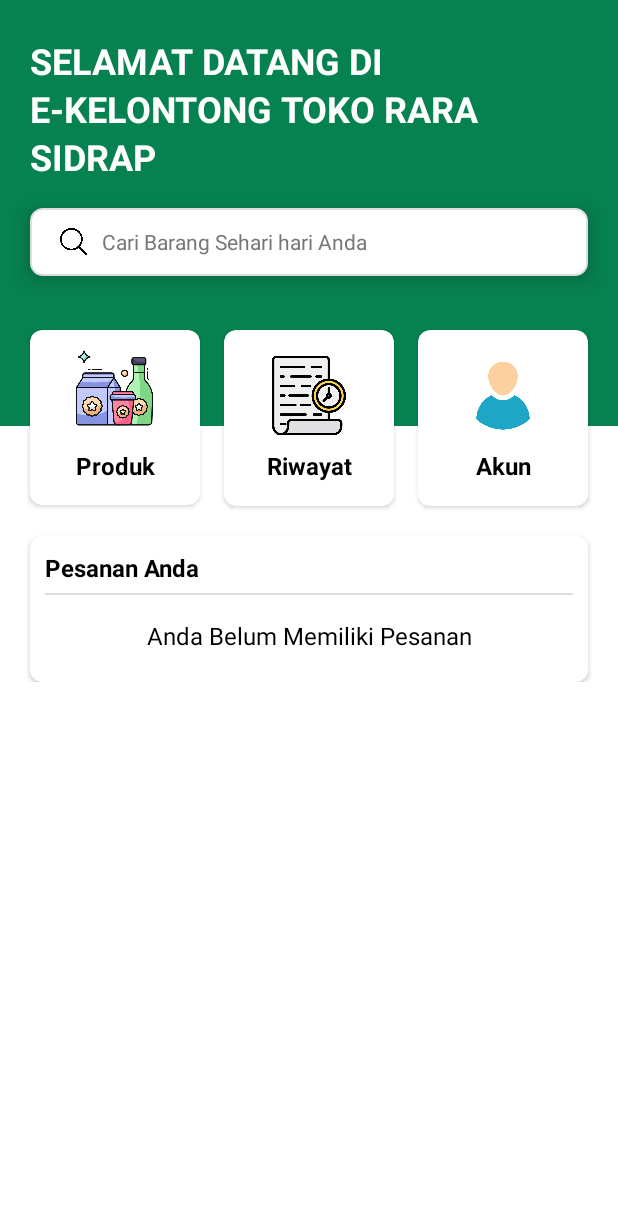
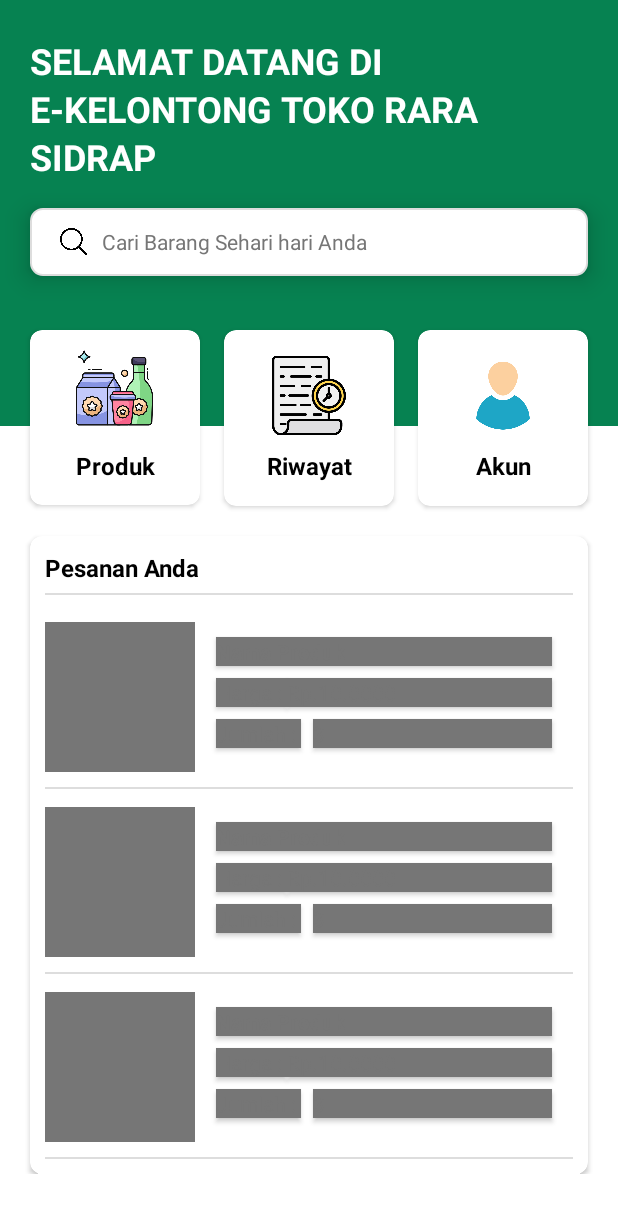
Before and after one commit to MunMunDev/E-Kalontong, an Android app: the layout fragment_home.xml on its own in the app's theme, with its tools: preview values and no code run, on a phone screen of 412 x 824 dp. Shown: the top 1213 px of the screen. Run offline under Robolectric (Android 15) with nearby library versions, the phone set to English and light mode, and no system bars.

Commit message:
commit add shimmer in home fragment

```diff
--- a/app/src/main/java/com/abcd/e_kalontong/ui/fragment/user/home/HomeFragment.kt
+++ b/app/src/main/java/com/abcd/e_kalontong/ui/fragment/user/home/HomeFragment.kt
@@ -4,6 +4,8 @@ import android.app.Activity
 import android.content.Context
 import android.content.Intent
 import android.os.Bundle
+import android.os.Handler
+import android.os.Looper
 import android.util.Log
 import androidx.fragment.app.Fragment
 import android.view.LayoutInflater
@@ -69,8 +71,18 @@ class HomeFragment : Fragment() {
         getPesanan()
         getDeletePesanan()
         getUpdatePesanan()
+        setSwipeRefreshLayout()
 
         return binding.root
+    }
+
+    private fun setSwipeRefreshLayout() {
+        binding.swipeRefresh.setOnRefreshListener {
+            Handler(Looper.getMainLooper()).postDelayed({
+                binding.swipeRefresh.isRefreshing = false
+                fetchPesanan()
+            }, 1500)
+        }
     }
 
     private fun setSharedPreferencesLogin() {
@@ -107,7 +119,7 @@ class HomeFragment : Fragment() {
     private fun getPesanan() {
         viewModel.getPesanan().observe(contextLifecycleOwner){result->
             when(result){
-                is UIState.Loading-> {}
+                is UIState.Loading-> setStartShimmerProduk()
                 is UIState.Failure-> setFailureFetchPesanan(result.message)
                 is UIState.Success-> setSuccessFetchPesanan(result.data)
             }
@@ -127,7 +139,6 @@ class HomeFragment : Fragment() {
 
             listPesanan = data
         } else{
-//            Toast.makeText(context, "Tidak ada data", Toast.LENGTH_SHORT).show()
             setNoHaveData()
         }
     }
@@ -333,6 +344,7 @@ class HomeFragment : Fragment() {
             btnPesan.visibility = View.GONE
 
             tvNotHavePesanan.visibility = View.VISIBLE
+            setStopShimmerProduk()
         }
     }
 
@@ -342,6 +354,25 @@ class HomeFragment : Fragment() {
             btnPesan.visibility = View.VISIBLE
 
             tvNotHavePesanan.visibility = View.GONE
+            setStopShimmerProduk()
+        }
+    }
+
+
+    private fun setStartShimmerProduk(){
+        binding.apply {
+            smPesanan.startShimmer()
+            rvPesanan.visibility = View.GONE
+            smPesanan.visibility = View.VISIBLE
+
+            btnPesan.visibility = View.GONE
+        }
+    }
+
+    private fun setStopShimmerProduk(){
+        binding.apply {
+            smPesanan.stopShimmer()
+            smPesanan.visibility = View.GONE
         }
     }
 
--- a/app/src/main/res/layout/fragment_home.xml
+++ b/app/src/main/res/layout/fragment_home.xml
@@ -1,12 +1,13 @@
 <?xml version="1.0" encoding="utf-8"?>
-<FrameLayout xmlns:android="http://schemas.android.com/apk/res/android"
+<androidx.swiperefreshlayout.widget.SwipeRefreshLayout xmlns:android="http://schemas.android.com/apk/res/android"
     xmlns:tools="http://schemas.android.com/tools"
     android:layout_width="match_parent"
     android:layout_height="match_parent"
     xmlns:app="http://schemas.android.com/apk/res-auto"
-    tools:context=".ui.fragment.user.home.HomeFragment">
+    tools:context=".ui.fragment.user.home.HomeFragment"
+    android:id="@+id/swipeRefresh">
 
-    <ScrollView
+    <androidx.core.widget.NestedScrollView
         android:layout_width="match_parent"
         android:layout_height="match_parent">
         <androidx.constraintlayout.widget.ConstraintLayout
@@ -36,27 +37,6 @@
                 android:textSize="24sp"
                 android:textStyle="bold"
                 android:lineSpacingExtra="4dp"/>
-
-            <!--            <SearchView-->
-            <!--                android:id="@+id/srcData"-->
-            <!--                android:layout_width="match_parent"-->
-            <!--                android:layout_height="wrap_content"-->
-            <!--                app:layout_constraintTop_toBottomOf="@+id/tvTitle"-->
-            <!--                android:layout_marginStart="20dp"-->
-            <!--                android:layout_marginEnd="20dp"-->
-            <!--                android:layout_marginTop="18dp"-->
-            <!--                android:background="@drawable/bg_card_no_padding" />-->
-
-<!--            <View-->
-<!--                android:id="@+id/srcData"-->
-<!--                android:layout_width="match_parent"-->
-<!--                android:layout_height="45dp"-->
-<!--                app:layout_constraintTop_toBottomOf="@+id/tvTitle"-->
-<!--                android:layout_marginStart="20dp"-->
-<!--                android:layout_marginEnd="20dp"-->
-<!--                android:layout_marginTop="18dp"-->
-<!--                android:background="@drawable/bg_card_no_padding"-->
-<!--                android:elevation="10dp"/>-->
 
             <LinearLayout
                 android:id="@+id/srcData"
@@ -241,7 +221,22 @@
                         android:textSize="16sp"
                         android:textStyle="normal"
                         android:gravity="center"
-                        android:visibility="visible"/>
+                        android:visibility="gone"/>
+
+                    <com.facebook.shimmer.ShimmerFrameLayout
+                        android:id="@+id/smPesanan"
+                        android:layout_width="match_parent"
+                        android:layout_height="wrap_content"
+                        android:visibility="visible">
+                        <LinearLayout
+                            android:layout_width="match_parent"
+                            android:layout_height="wrap_content"
+                            android:orientation="vertical">
+                            <include layout="@layout/sm_list_pesanan"/>
+                            <include layout="@layout/sm_list_pesanan"/>
+                            <include layout="@layout/sm_list_pesanan"/>
+                        </LinearLayout>
+                    </com.facebook.shimmer.ShimmerFrameLayout>
 
                     <androidx.recyclerview.widget.RecyclerView
                         android:id="@+id/rvPesanan"
@@ -265,6 +260,6 @@
             </androidx.cardview.widget.CardView>
 
         </androidx.constraintlayout.widget.ConstraintLayout>
-    </ScrollView>
+    </androidx.core.widget.NestedScrollView>
 
-</FrameLayout>
+</androidx.swiperefreshlayout.widget.SwipeRefreshLayout>
--- /dev/null
+++ b/app/src/main/res/layout/sm_list_pesanan.xml
@@ -0,0 +1,115 @@
+<?xml version="1.0" encoding="utf-8"?>
+<androidx.constraintlayout.widget.ConstraintLayout
+    xmlns:android="http://schemas.android.com/apk/res/android"
+    xmlns:app="http://schemas.android.com/apk/res-auto"
+    android:layout_width="match_parent"
+    android:layout_height="wrap_content"
+    android:layout_marginTop="12dp"
+    app:cardCornerRadius="12dp"
+    android:backgroundTint="@color/white">
+
+    <ImageView
+        android:id="@+id/ivGambar"
+        android:layout_width="100dp"
+        android:layout_height="100dp"
+        app:layout_constraintTop_toTopOf="parent"
+        app:layout_constraintStart_toStartOf="parent"
+        android:src="@color/abuabu_tua"
+        android:scaleType="centerCrop"
+        android:elevation="1dp"/>
+
+    <TextView
+        android:id="@+id/tvProduk"
+        android:layout_width="0dp"
+        android:layout_height="wrap_content"
+        app:layout_constraintTop_toTopOf="parent"
+        app:layout_constraintStart_toEndOf="@id/ivGambar"
+        app:layout_constraintEnd_toEndOf="parent"
+        android:layout_marginTop="10dp"
+        android:layout_marginStart="14dp"
+        android:layout_marginEnd="14dp"
+        android:maxLines="2"
+        android:ellipsize="end"
+        android:lineSpacingExtra="3dp"
+        android:text="Nama Produk"
+        android:textStyle="bold"
+        android:textSize="14sp"
+        android:textColor="@color/abuabu_tua"
+        android:background="@color/abuabu_tua"
+        android:elevation="2dp"/>
+
+    <TextView
+        android:id="@+id/tvTitleHarga"
+        android:layout_width="wrap_content"
+        android:layout_height="wrap_content"
+        app:layout_constraintTop_toBottomOf="@id/tvProduk"
+        app:layout_constraintStart_toEndOf="@id/ivGambar"
+        android:layout_marginTop="8dp"
+        android:layout_marginStart="14dp"
+        android:layout_marginEnd="14dp"
+        android:layout_marginBottom="12dp"
+        android:maxLines="1"
+        android:text="Harga : "
+        android:textSize="14sp"
+        android:textColor="@color/abuabu_tua"
+        android:background="@color/abuabu_tua"
+        android:elevation="2dp"/>
+
+
+    <TextView
+        android:id="@+id/tvHarga"
+        android:layout_width="0dp"
+        android:layout_height="wrap_content"
+        app:layout_constraintTop_toTopOf="@id/tvTitleHarga"
+        app:layout_constraintStart_toEndOf="@id/tvTitleHarga"
+        app:layout_constraintEnd_toEndOf="parent"
+        android:layout_marginEnd="14dp"
+        android:maxLines="1"
+        android:text="Rp.10.0000"
+        android:textSize="14sp"
+        android:textColor="@color/abuabu_tua"
+        android:background="@color/abuabu_tua"
+        android:elevation="2dp"/>
+
+    <TextView
+        android:id="@+id/tvTitleJumlah"
+        android:layout_width="wrap_content"
+        android:layout_height="wrap_content"
+        app:layout_constraintTop_toBottomOf="@id/tvHarga"
+        app:layout_constraintStart_toEndOf="@id/ivGambar"
+        android:layout_marginTop="8dp"
+        android:layout_marginStart="14dp"
+        android:layout_marginEnd="14dp"
+        android:layout_marginBottom="12dp"
+        android:maxLines="1"
+        android:text="Jumlah : "
+        android:textSize="14sp"
+        android:textColor="@color/abuabu_tua"
+        android:background="@color/abuabu_tua"
+        android:elevation="2dp"/>
+
+
+    <TextView
+        android:id="@+id/tvJumlah"
+        android:layout_width="0dp"
+        android:layout_height="wrap_content"
+        app:layout_constraintTop_toTopOf="@id/tvTitleJumlah"
+        app:layout_constraintStart_toEndOf="@id/tvTitleJumlah"
+        app:layout_constraintEnd_toEndOf="parent"
+        android:layout_marginStart="8dp"
+        android:layout_marginEnd="14dp"
+        android:maxLines="1"
+        android:text="3"
+        android:textSize="14sp"
+        android:textColor="@color/abuabu_tua"
+        android:background="@color/abuabu_tua"
+        android:elevation="2dp"/>
+
+    <View
+        android:layout_width="match_parent"
+        android:layout_height="1.2dp"
+        android:background="@color/abuabu_muda"
+        app:layout_constraintTop_toBottomOf="@+id/ivGambar"
+        android:layout_marginTop="10dp"/>
+
+</androidx.constraintlayout.widget.ConstraintLayout>
```
